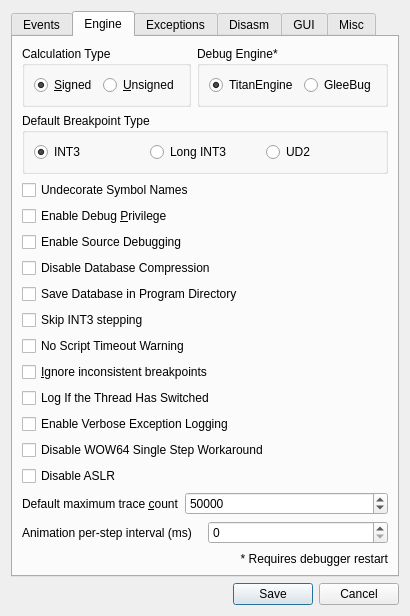
Above: src/gui/Src/Gui/SettingsDialog.ui from christopher-conley/x64dbg-linux before the change. Below: the same form after it.
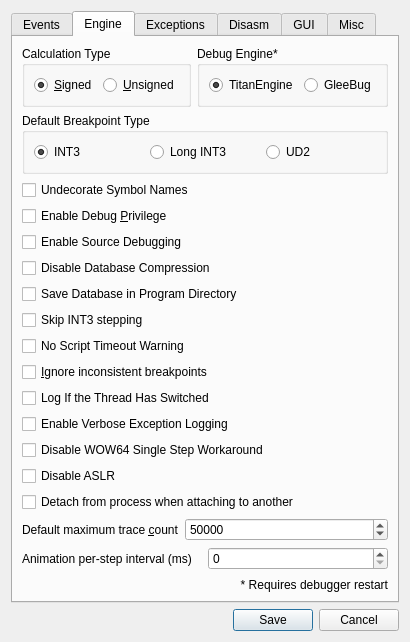
That is the form after the change. The open tabs and pages were chosen to show the change. Icons and pictures are not drawn.

Commit message: Add option to detach instead of terminate when attaching to new process

Patch:
```diff
--- a/src/gui/Src/Gui/SettingsDialog.ui
+++ b/src/gui/Src/Gui/SettingsDialog.ui
@@ -402,6 +402,16 @@
          </property>
         </widget>
        </item>
+       <item>
+        <widget class="QCheckBox" name="chkDetachOnAttach">
+         <property name="text">
+          <string>Detach from process when attaching to another</string>
+         </property>
+         <property name="toolTip">
+          <string>When enabled, attaching to a new process will detach from the current process instead of terminating it</string>
+         </property>
+        </widget>
+       </item>
        <item>
         <layout class="QHBoxLayout" name="horizontalLayoutMaxTraceCount">
          <item>
```
The commit also changes 3 other files.
